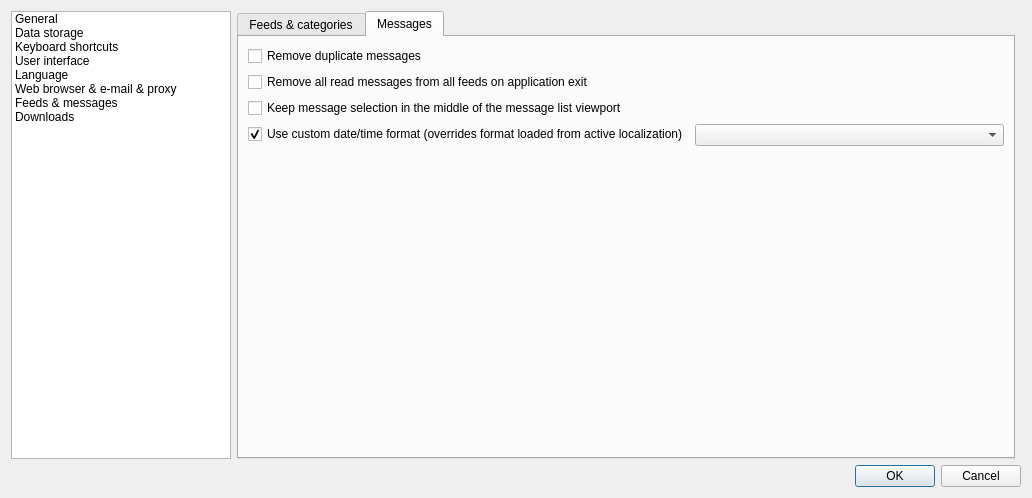
Qt form src/gui/dialogs/formsettings.ui (martinrotter/rssguard) before a commit.
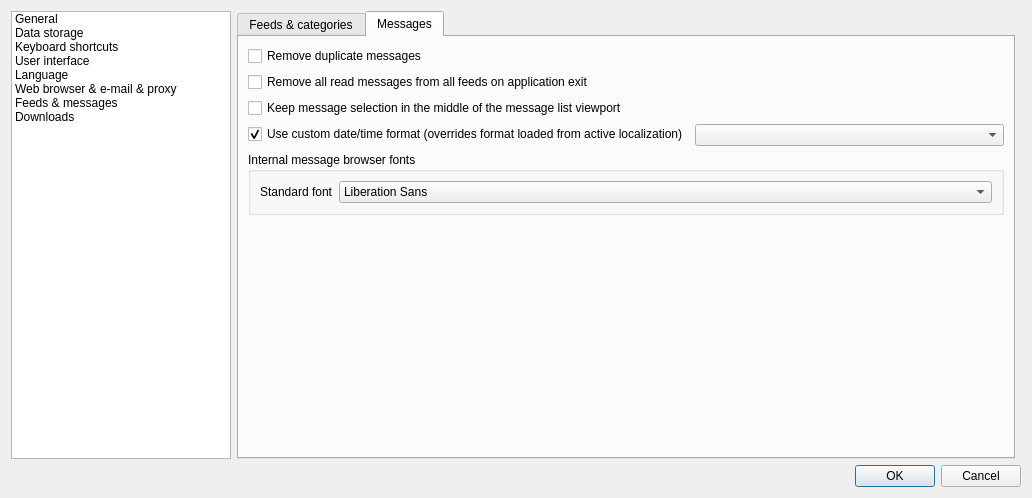
The same form after that commit. The open tabs and pages were chosen to show the change. Custom widgets are drawn as their Qt base class.

Diff of the .ui file:
```diff
--- a/src/gui/dialogs/formsettings.ui
+++ b/src/gui/dialogs/formsettings.ui
@@ -1445,6 +1445,29 @@
              </property>
             </widget>
            </item>
+           <item row="5" column="0" colspan="2">
+            <widget class="QGroupBox" name="groupBox_4">
+             <property name="title">
+              <string>Internal message browser fonts</string>
+             </property>
+             <layout class="QFormLayout" name="formLayout_24">
+              <item row="0" column="0">
+               <widget class="QLabel" name="label_12">
+                <property name="text">
+                 <string>Standard font</string>
+                </property>
+               </widget>
+              </item>
+              <item row="0" column="1">
+               <widget class="QFontComboBox" name="fontComboBox">
+                <property name="editable">
+                 <bool>false</bool>
+                </property>
+               </widget>
+              </item>
+             </layout>
+            </widget>
+           </item>
           </layout>
          </widget>
         </widget>
```
Left out of the diff: 8 changed lines with no effect on the pictures.
